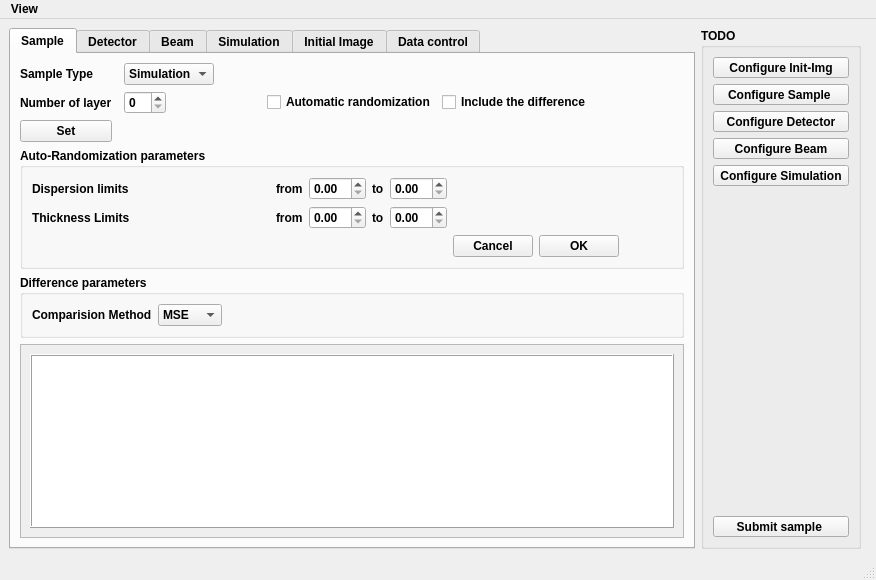
amirtosson/GISASSimulationBornAgainBased, file siegmainwindow.ui: the form before one commit.
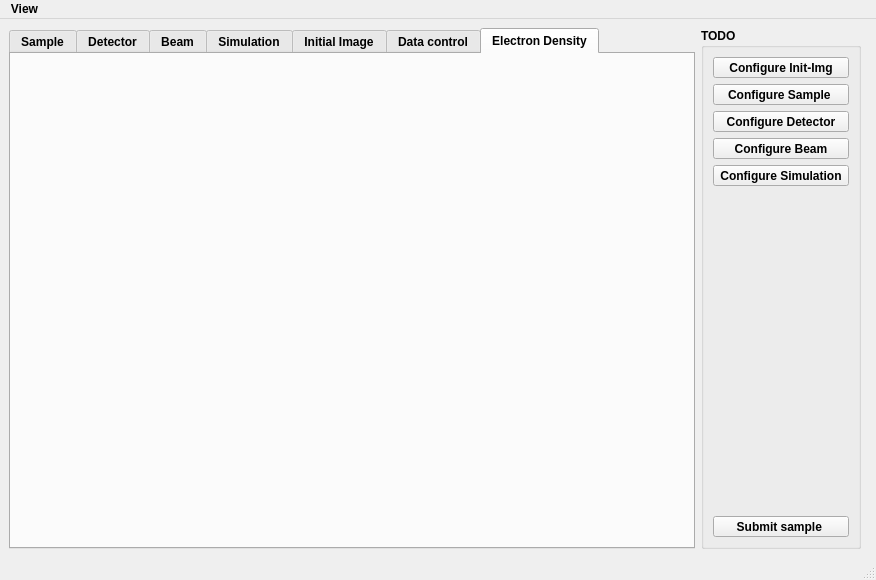
The form after the commit. The open tabs and pages were chosen to show the change.

Commit message: electron density

What changed in the file:
```diff
--- a/siegmainwindow.ui
+++ b/siegmainwindow.ui
@@ -1072,6 +1072,16 @@
         </item>
        </layout>
       </widget>
+      <widget class="QWidget" name="electronTab">
+       <attribute name="title">
+        <string>Electron Density</string>
+       </attribute>
+       <layout class="QVBoxLayout" name="verticalLayout_8">
+        <item>
+         <widget class="QWidget" name="electronWidget" native="true"/>
+        </item>
+       </layout>
+      </widget>
      </widget>
     </item>
     <item>
```
The commit also changes 3 other files.
